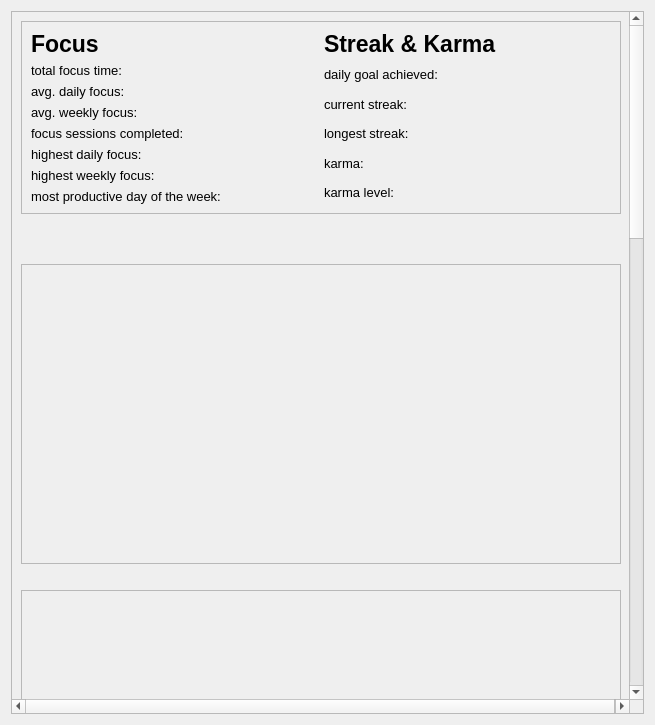
Above: ui/statistics.ui from dop14/monkmode before the change. Below: the same form after it.
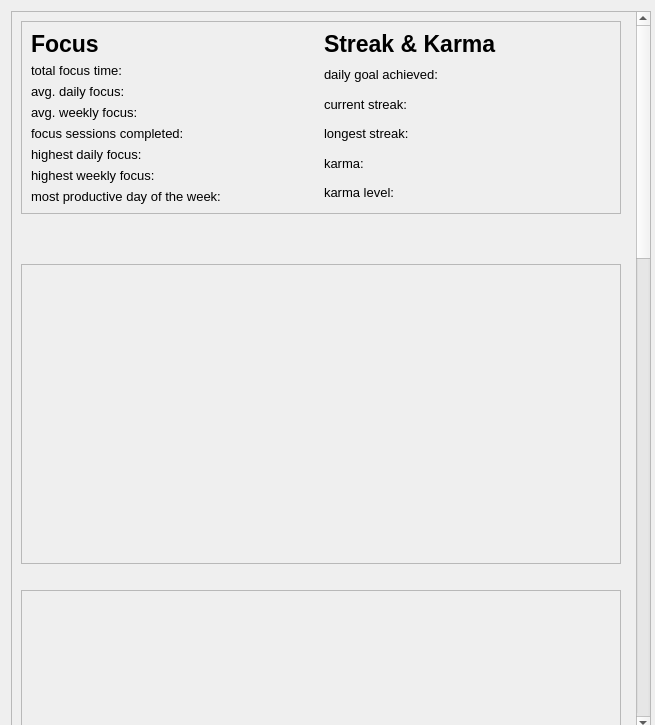
That is the form after the change.

Patch:
```diff
--- a/ui/statistics.ui
+++ b/ui/statistics.ui
@@ -28,6 +28,21 @@
   <layout class="QVBoxLayout" name="verticalLayout_3">
    <item>
     <widget class="QScrollArea" name="scrollArea">
+     <property name="minimumSize">
+      <size>
+       <width>640</width>
+       <height>720</height>
+      </size>
+     </property>
+     <property name="maximumSize">
+      <size>
+       <width>16777215</width>
+       <height>16777215</height>
+      </size>
+     </property>
+     <property name="styleSheet">
+      <string notr="true"/>
+     </property>
      <property name="widgetResizable">
       <bool>true</bool>
      </property>
@@ -36,8 +51,8 @@
        <rect>
         <x>0</x>
         <y>0</y>
-        <width>623</width>
-        <height>2196</height>
+        <width>624</width>
+        <height>2198</height>
        </rect>
       </property>
       <layout class="QVBoxLayout" name="verticalLayout_11">
@@ -316,10 +331,13 @@
          </property>
          <property name="maximumSize">
           <size>
-           <width>16777215</width>
-           <height>16777215</height>
+           <width>600</width>
+           <height>300</height>
           </size>
          </property>
+         <property name="styleSheet">
+          <string notr="true"/>
+         </property>
          <property name="frameShape">
           <enum>QFrame::Shape::StyledPanel</enum>
          </property>
```
Left out of the diff: 12 changed lines with no effect on the pictures.
